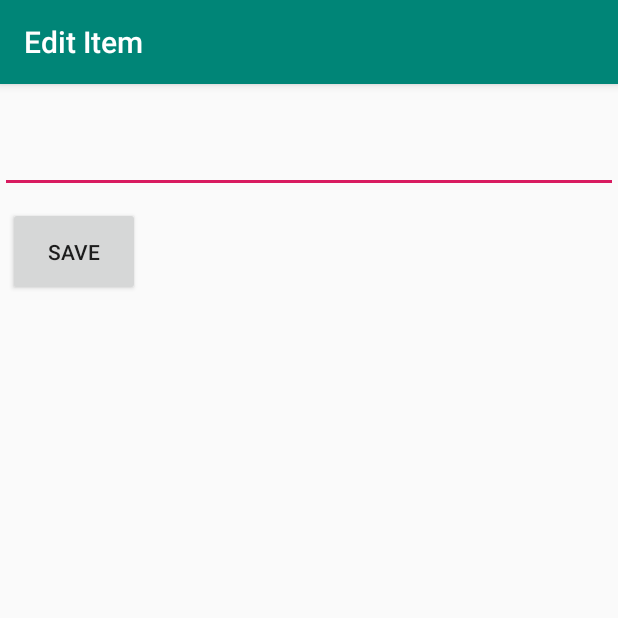
After one commit to Plaisir93/SimpleTodo, an Android app: the EditItemActivity screen opened directly, with no data from a screen before it, on a phone screen of 412 x 824 dp, the top half of it. The commit adds this screen. Run offline under Robolectric (Android 15) with nearby library versions, the phone set to English and light mode, and no system bars.

Commit message:
Edit Item Features Started

```diff
--- a/app/src/main/AndroidManifest.xml
+++ b/app/src/main/AndroidManifest.xml
@@ -9,6 +9,7 @@
         android:roundIcon="@mipmap/ic_launcher_round"
         android:supportsRtl="true"
         android:theme="@style/AppTheme">
+        <activity android:name=".EditItemActivity"></activity>
         <activity android:name=".MainActivity">
             <intent-filter>
                 <action android:name="android.intent.action.MAIN" />
--- /dev/null
+++ b/app/src/main/java/com/pcp/simpletodo/EditItemActivity.java
@@ -0,0 +1,45 @@
+package com.pcp.simpletodo;
+
+import android.content.Intent;
+import android.os.Bundle;
+import android.support.v7.app.AppCompatActivity;
+import android.view.View;
+import android.widget.EditText;
+
+import static com.pcp.simpletodo.MainActivity.ITEM_POSITION;
+import static com.pcp.simpletodo.MainActivity.ITEM_TEXT;
+
+public class EditItemActivity extends AppCompatActivity {
+    // track edit text
+    EditText etItemText;
+    // position of edited item in list
+    int position;
+    @Override
+    protected void onCreate(Bundle savedInstanceState) {
+        super.onCreate(savedInstanceState);
+        setContentView(R.layout.activity_edit_item);
+
+        // resolve edit text from layout
+        etItemText = (EditText) findViewById(R.id.etEditItem);
+        // set edit text value from intent extra
+        etItemText.setText(getIntent().getStringExtra(ITEM_TEXT));
+        // update position from intent extra
+        position = getIntent().getIntExtra(ITEM_POSITION, 0);
+        // update the title bar of the activity
+        getSupportActionBar().setTitle("Edit Item");
+
+    }
+    // handler for save button
+    public void onSaveItem(View v) {
+        //prepare new intent for result
+        Intent i = new Intent();
+        // pass updated item text as extra
+        i.putExtra(ITEM_TEXT, etItemText.getText().toString());
+        // pass original position as extra
+        i.putExtra(ITEM_POSITION, position);
+        // set the intent as the result of the activity
+        setResult(RESULT_OK, i);
+        // close the activity and redirect to main
+        finish();
+    }
+}
--- /dev/null
+++ b/app/src/main/res/layout/activity_edit_item.xml
@@ -0,0 +1,34 @@
+<?xml version="1.0" encoding="utf-8"?>
+<RelativeLayout xmlns:android="http://schemas.android.com/apk/res/android"
+    xmlns:app="http://schemas.android.com/apk/res-auto"
+    xmlns:tools="http://schemas.android.com/tools"
+    android:layout_width="match_parent"
+    android:layout_height="match_parent"
+    tools:context=".EditItemActivity">
+
+    <EditText
+        android:id="@+id/etEditItem"
+        android:layout_width="match_parent"
+        android:layout_height="wrap_content"
+        android:layout_alignParentStart="true"
+        android:layout_alignParentLeft="true"
+        android:layout_alignParentTop="true"
+        android:layout_marginStart="0dp"
+        android:layout_marginLeft="0dp"
+        android:layout_marginTop="27dp"
+        android:ems="10"
+        android:inputType="textMultiLine" />
+
+    <Button
+        android:id="@+id/btnEditItem"
+        android:layout_width="wrap_content"
+        android:layout_height="59dp"
+        android:layout_alignParentStart="true"
+        android:layout_alignParentLeft="true"
+        android:layout_alignParentTop="true"
+        android:layout_marginStart="5dp"
+        android:layout_marginLeft="5dp"
+        android:layout_marginTop="82dp"
+        android:onClick="onSaveItem"
+        android:text="Save" />
+</RelativeLayout>
--- a/app/src/main/res/layout/activity_main.xml
+++ b/app/src/main/res/layout/activity_main.xml
@@ -32,13 +32,13 @@
 
     <EditText
         android:id="@+id/etNewItem"
-        android:layout_width="318dp"
+        android:layout_width="305dp"
         android:layout_height="wrap_content"
         android:layout_alignParentStart="true"
         android:layout_alignParentLeft="true"
         android:layout_alignParentBottom="true"
-        android:layout_marginStart="0dp"
-        android:layout_marginLeft="0dp"
+        android:layout_marginStart="13dp"
+        android:layout_marginLeft="13dp"
         android:layout_marginBottom="0dp"
         android:ems="10"
         android:hint="Add a new item here"
```
Also changed, not shown: app/src/main/java/com/pcp/simpletodo/MainActivity.java (+35 -5 lines).
